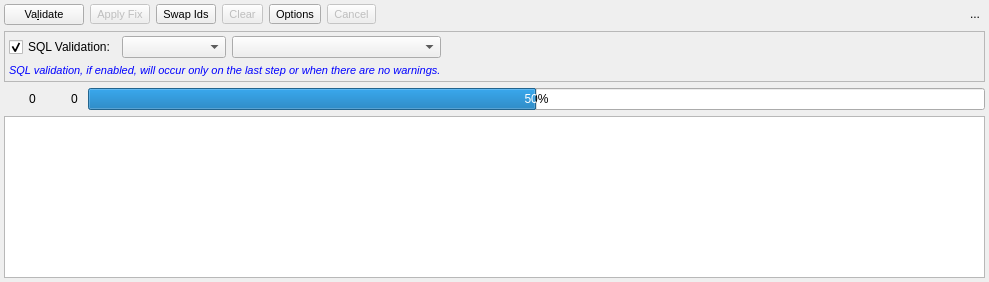
Above: libpgmodeler_ui/ui/modelvalidationwidget.ui from pgmodeler/pgmodeler before the change. Below: the same form after it.
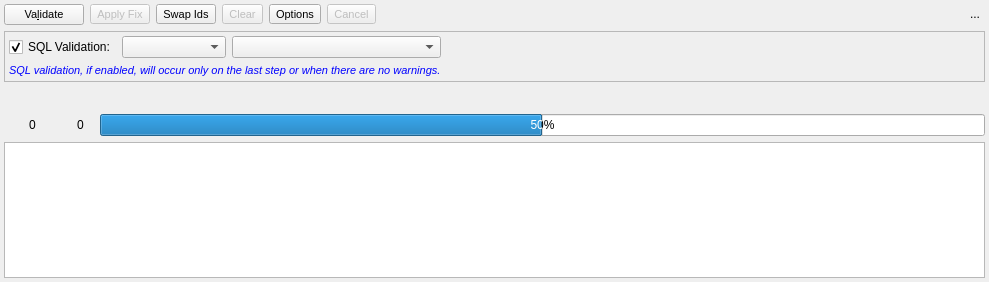
That is the form after the change. Icons and pictures are not drawn.

```diff
--- a/libpgmodeler_ui/ui/modelvalidationwidget.ui
+++ b/libpgmodeler_ui/ui/modelvalidationwidget.ui
@@ -68,10 +68,13 @@
    </item>
    <item row="2" column="0" colspan="11">
     <widget class="QWidget" name="prog_info_wgt" native="true">
-     <layout class="QHBoxLayout" name="horizontalLayout_3">
-      <property name="spacing">
-       <number>0</number>
-      </property>
+     <property name="minimumSize">
+      <size>
+       <width>0</width>
+       <height>0</height>
+      </size>
+     </property>
+     <layout class="QGridLayout" name="gridLayout_3">
       <property name="leftMargin">
        <number>0</number>
       </property>
@@ -84,7 +87,7 @@
       <property name="bottomMargin">
        <number>0</number>
       </property>
-      <item>
+      <item row="1" column="0">
        <layout class="QHBoxLayout" name="horizontalLayout_2">
         <property name="spacing">
          <number>3</number>
@@ -147,73 +150,7 @@
         </item>
        </layout>
       </item>
-      <item>
-       <layout class="QHBoxLayout" name="horizontalLayout">
-        <property name="spacing">
-         <number>3</number>
-        </property>
-        <property name="rightMargin">
-         <number>10</number>
-        </property>
-        <item>
-         <widget class="QLabel" name="error_lbl">
-          <property name="sizePolicy">
-           <sizepolicy hsizetype="Fixed" vsizetype="Fixed">
-            <horstretch>0</horstretch>
-            <verstretch>0</verstretch>
-           </sizepolicy>
-          </property>
-          <property name="minimumSize">
-           <size>
-            <width>22</width>
-            <height>22</height>
-           </size>
-          </property>
-          <property name="maximumSize">
-           <size>
-            <width>22</width>
-            <height>22</height>
-           </size>
-          </property>
-          <property name="toolTip">
-           <string>Errors: model will not be saved while there are validation errors.</string>
-          </property>
-          <property name="text">
-           <string/>
-          </property>
-          <property name="pixmap">
-           <pixmap resource="../res/resources.qrc">:/icones/icones/msgbox_erro.png</pixmap>
-          </property>
-          <property name="scaledContents">
-           <bool>true</bool>
-          </property>
-          <property name="indent">
-           <number>0</number>
-          </property>
-         </widget>
-        </item>
-        <item>
-         <widget class="QLabel" name="error_count_lbl">
-          <property name="sizePolicy">
-           <sizepolicy hsizetype="Preferred" vsizetype="Fixed">
-            <horstretch>0</horstretch>
-            <verstretch>0</verstretch>
-           </sizepolicy>
-          </property>
-          <property name="toolTip">
-           <string/>
-          </property>
-          <property name="text">
-           <string>0</string>
-          </property>
-          <property name="indent">
-           <number>0</number>
-          </property>
-         </widget>
-        </item>
-       </layout>
-      </item>
-      <item>
+      <item row="1" column="2">
        <widget class="QProgressBar" name="validation_prog_pb">
         <property name="sizePolicy">
          <sizepolicy hsizetype="Expanding" vsizetype="Fixed">
@@ -235,6 +172,120 @@
         </property>
        </widget>
       </item>
+      <item row="1" column="1">
+       <layout class="QHBoxLayout" name="horizontalLayout">
+        <property name="spacing">
+         <number>3</number>
+        </property>
+        <property name="rightMargin">
+         <number>10</number>
+        </property>
+        <item>
+         <widget class="QLabel" name="error_lbl">
+          <property name="sizePolicy">
+           <sizepolicy hsizetype="Fixed" vsizetype="Fixed">
+            <horstretch>0</horstretch>
+            <verstretch>0</verstretch>
+           </sizepolicy>
+          </property>
+          <property name="minimumSize">
+           <size>
+            <width>22</width>
+            <height>22</height>
+           </size>
+          </property>
+          <property name="maximumSize">
+           <size>
+            <width>22</width>
+            <height>22</height>
+           </size>
+          </property>
+          <property name="toolTip">
+           <string>Errors: model will not be saved while there are validation errors.</string>
+          </property>
+          <property name="text">
+           <string/>
+          </property>
+          <property name="pixmap">
+           <pixmap resource="../res/resources.qrc">:/icones/icones/msgbox_erro.png</pixmap>
+          </property>
+          <property name="scaledContents">
+           <bool>true</bool>
+          </property>
+          <property name="indent">
+           <number>0</number>
+          </property>
+         </widget>
+        </item>
+        <item>
+         <widget class="QLabel" name="error_count_lbl">
+          <property name="sizePolicy">
+           <sizepolicy hsizetype="Preferred" vsizetype="Fixed">
+            <horstretch>0</horstretch>
+            <verstretch>0</verstretch>
+           </sizepolicy>
+          </property>
+          <property name="toolTip">
+           <string/>
+          </property>
+          <property name="text">
+           <string>0</string>
+          </property>
+          <property name="indent">
+           <number>0</number>
+          </property>
+         </widget>
+        </item>
+       </layout>
+      </item>
+      <item row="0" column="0" colspan="3">
+       <layout class="QHBoxLayout" name="horizontalLayout_5">
+        <item>
+         <widget class="QLabel" name="ico_lbl">
+          <property name="sizePolicy">
+           <sizepolicy hsizetype="Fixed" vsizetype="Fixed">
+            <horstretch>0</horstretch>
+            <verstretch>0</verstretch>
+           </sizepolicy>
+          </property>
+          <property name="minimumSize">
+           <size>
+            <width>20</width>
+            <height>20</height>
+           </size>
+          </property>
+          <property name="maximumSize">
+           <size>
+            <width>20</width>
+            <height>20</height>
+           </size>
+          </property>
+          <property name="text">
+           <string/>
+          </property>
+          <property name="scaledContents">
+           <bool>true</bool>
+          </property>
+         </widget>
+        </item>
+        <item>
+         <widget class="QLabel" name="object_lbl">
+          <property name="sizePolicy">
+           <sizepolicy hsizetype="Expanding" vsizetype="Fixed">
+            <horstretch>0</horstretch>
+            <verstretch>0</verstretch>
+           </sizepolicy>
+          </property>
+          <property name="text">
+           <string/>
+          </property>
+          <property name="indent">
+           <number>5</number>
+          </property>
+         </widget>
+        </item>
+       </layout>
+      </item>
      </layout>
     </widget>
    </item>
@@ -267,7 +318,7 @@
      </property>
     </widget>
    </item>
-   <item row="3" column="0" colspan="11">
+   <item row="4" column="0" colspan="11">
     <widget class="QTreeWidget" name="output_trw">
      <property name="alternatingRowColors">
       <bool>true</bool>
```
